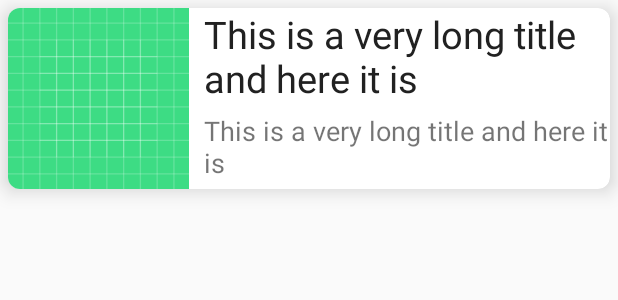
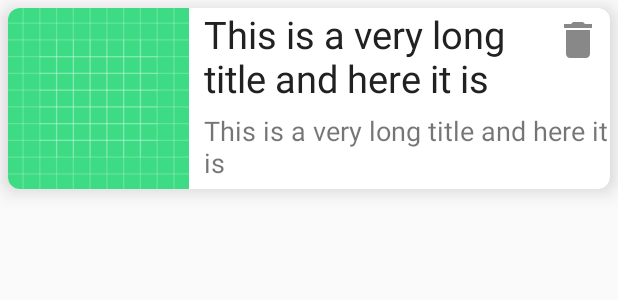
Before and after one commit to AppDevAssist/recyclerview-kotlin, an Android app: the layout list_item.xml on its own in the app's theme, with its tools: preview values and no code run, on a phone screen of 412 x 824 dp. Shown: the top 300 px of the screen. Run offline under Robolectric (Android 15) with nearby library versions, the phone set to English and light mode, and no system bars.

Commit message:
Added delete button

```diff
--- /dev/null
+++ b/app/src/main/res/drawable/ic_baseline_delete_24.xml
@@ -0,0 +1,5 @@
+<vector android:height="24dp" android:tint="#888888"
+    android:viewportHeight="24" android:viewportWidth="24"
+    android:width="24dp" xmlns:android="http://schemas.android.com/apk/res/android">
+    <path android:fillColor="@android:color/white" android:pathData="M6,19c0,1.1 0.9,2 2,2h8c1.1,0 2,-0.9 2,-2V7H6v12zM19,4h-3.5l-1,-1h-5l-1,1H5v2h14V4z"/>
+</vector>
--- a/app/src/main/res/layout/list_item.xml
+++ b/app/src/main/res/layout/list_item.xml
@@ -26,7 +26,7 @@
             android:layout_width="0dp"
             android:layout_height="wrap_content"
             app:layout_constraintStart_toEndOf="@+id/imageView"
-            app:layout_constraintEnd_toEndOf="parent"
+            app:layout_constraintEnd_toStartOf="@id/button"
             app:layout_constraintTop_toTopOf="parent"
             android:textSize="25sp"
             android:fontFamily="sans-serif"
@@ -34,12 +34,24 @@
             android:layout_marginStart="10dp"
             android:text="This is a very long title and here it is"
             android:layout_marginLeft="10dp" />
+        <Button
+            android:id="@+id/button"
+            android:layout_width="0dp"
+            android:layout_height="0dp"
+            android:layout_marginTop="5dp"
+            android:layout_marginEnd="5dp"
+            app:layout_constraintEnd_toEndOf="parent"
+            app:layout_constraintTop_toTopOf="parent"
+            android:background="@drawable/ic_baseline_delete_24"
+            app:layout_constraintWidth_percent=".08"
+            app:layout_constraintDimensionRatio="1:1"
+            android:layout_marginRight="5dp" />
         <TextView
             android:id="@+id/tvDescription"
             android:layout_width="0dp"
             android:layout_height="wrap_content"
             app:layout_constraintStart_toStartOf="@+id/tvTitle"
-            app:layout_constraintEnd_toEndOf="@id/tvTitle"
+            app:layout_constraintEnd_toEndOf="parent"
             app:layout_constraintTop_toBottomOf="@+id/tvTitle"
             app:layout_constraintBottom_toBottomOf="parent"
             android:textSize="18sp"
```
Also changed, not shown: app/src/main/java/com/example/myapplication/MainActivity.kt (+11 -3 lines), app/src/main/java/com/example/myapplication/MyAdapter.kt (+19 -5 lines).
